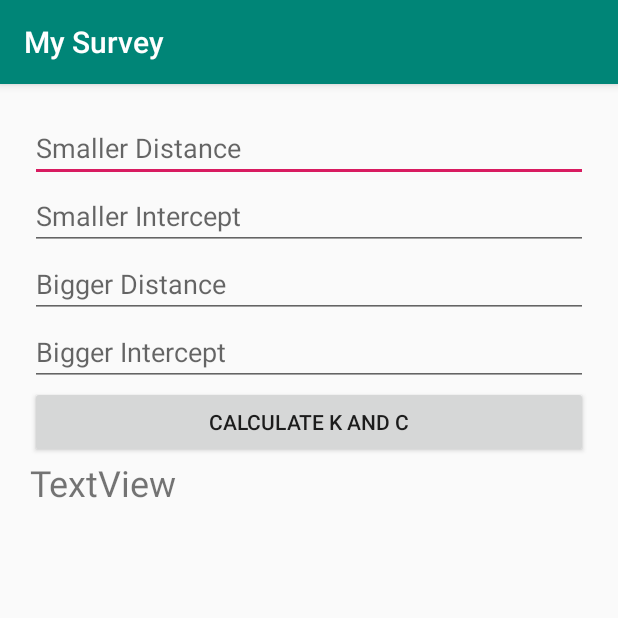
After one commit to coderzami/My-Survey, an Android app: the CalculateKandC screen opened directly, with no data from a screen before it, on a phone screen of 412 x 824 dp, the top half of it. The commit adds this screen. Run offline under Robolectric (Android 15) with nearby library versions, the phone set to English and light mode, and no system bars.

Commit message:
Tacheometry Survey and K and C calculation

```diff
--- a/app/src/main/AndroidManifest.xml
+++ b/app/src/main/AndroidManifest.xml
@@ -9,7 +9,9 @@
         android:roundIcon="@mipmap/ic_launcher_round"
         android:supportsRtl="true"
         android:theme="@style/AppTheme">
-        <activity android:name=".RiseAndFall"></activity>
+        <activity android:name=".tacheometry.CalculateKandC"></activity>
+        <activity android:name=".tacheometry.TacheometricSurvey" />
+        <activity android:name=".RiseAndFall" />
         <activity android:name=".LineOfCollimation" />
         <activity android:name=".RiseFall" />
         <activity android:name=".MidOrdinate" />
--- /dev/null
+++ b/app/src/main/java/com/teambrj/mysurvey/tacheometry/CalculateKandC.java
@@ -0,0 +1,91 @@
+package com.teambrj.mysurvey.tacheometry;
+
+import androidx.appcompat.app.AppCompatActivity;
+
+import android.os.Bundle;
+import android.view.View;
+import android.widget.Button;
+import android.widget.EditText;
+import android.widget.TextView;
+
+import com.teambrj.mysurvey.R;
+
+import java.math.RoundingMode;
+import java.text.DecimalFormat;
+
+public class CalculateKandC extends AppCompatActivity {
+
+    EditText smallDistanceID;
+    EditText smallInterceptID;
+    EditText bigDistanceID;
+    EditText bigInterceptID;
+    Button calculateKCBtn;
+    TextView resultKCtv;
+
+    private void assignViews() {
+        smallDistanceID = (EditText) findViewById(R.id.smallDistanceID);
+        smallInterceptID = (EditText) findViewById(R.id.smallInterceptID);
+        bigDistanceID = (EditText) findViewById(R.id.bigDistanceID);
+        bigInterceptID = (EditText) findViewById(R.id.bigInterceptID);
+        calculateKCBtn = (Button) findViewById(R.id.calculateKCBtn);
+        resultKCtv = (TextView) findViewById(R.id.resultKCtv);
+    }
+
+
+    private Float mSmallDis;
+    private Float mSmallIntercept;
+    private Float mBigDis;
+    private Float mBigIntercept;
+
+    public static float mConstantK = 100;
+    public static float mConstantC = 0;
+
+
+    @Override
+    protected void onCreate(Bundle savedInstanceState) {
+        super.onCreate(savedInstanceState);
+        setContentView(R.layout.activity_calculate_kand_c);
+
+        assignViews();
+        calculateKCBtn.setOnClickListener(new View.OnClickListener() {
+            @Override
+            public void onClick(View v) {
+                CalculateKC();
+            }
+        });
+
+    }
+
+    private void CalculateKC() {
+        mSmallDis = Float.parseFloat(smallDistanceID.getText().toString());
+        mSmallIntercept = Float.parseFloat(smallInterceptID.getText().toString());
+        mBigDis = Float.parseFloat(bigDistanceID.getText().toString());
+        mBigIntercept = Float.parseFloat(bigInterceptID.getText().toString());
+
+        mConstantK = roundAvoid((mBigDis - mSmallDis)/(mBigIntercept - mSmallIntercept));
+
+        mConstantC = roundAvoid((mSmallDis*mBigIntercept - mBigDis*mSmallIntercept)/(mBigIntercept - mSmallIntercept));
+
+        resultKCtv.setText("Constant K equal to : "+mConstantK+"\n"+"Constant C equal to : "+mConstantC);
+    }
+
+    private float roundAvoid(float value) {
+        float formated;
+        DecimalFormat df =new DecimalFormat();
+        df.setMaximumFractionDigits(3);
+        df.setRoundingMode(RoundingMode.HALF_UP);
+        formated = Float.parseFloat(df.format(value));
+        return formated;
+    }
+
+    public float getValueOfK(){
+        float K = mConstantK;
+        return K;
+    }
+
+    public float getValueOfC(){
+        float C = mConstantC;
+        return C;
+    }
+
+}
--- /dev/null
+++ b/app/src/main/res/layout/activity_calculate_kand_c.xml
@@ -0,0 +1,59 @@
+<?xml version="1.0" encoding="utf-8"?>
+<LinearLayout xmlns:android="http://schemas.android.com/apk/res/android"
+    xmlns:app="http://schemas.android.com/apk/res-auto"
+    xmlns:tools="http://schemas.android.com/tools"
+    android:layout_width="match_parent"
+    android:layout_height="match_parent"
+    android:orientation="vertical"
+    android:padding="20sp"
+    tools:context=".tacheometry.CalculateKandC">
+
+
+    <EditText
+        android:id="@+id/smallDistanceID"
+        android:layout_width="match_parent"
+        android:layout_height="wrap_content"
+        android:ems="10"
+        android:inputType="numberDecimal|numberSigned"
+        android:hint="Smaller Distance" />
+
+    <EditText
+        android:id="@+id/smallInterceptID"
+        android:layout_width="match_parent"
+        android:layout_height="wrap_content"
+        android:ems="10"
+        android:inputType="numberDecimal|numberSigned"
+        android:hint="Smaller Intercept" />
+    <EditText
+        android:id="@+id/bigDistanceID"
+        android:layout_width="match_parent"
+        android:layout_height="wrap_content"
+        android:ems="10"
+        android:inputType="numberDecimal|numberSigned"
+        android:hint="Bigger Distance" />
+
+    <EditText
+        android:id="@+id/bigInterceptID"
+        android:layout_width="match_parent"
+        android:layout_height="wrap_content"
+        android:ems="10"
+        android:inputType="numberDecimal|numberSigned"
+        android:hint="Bigger Intercept" />
+
+    <Button
+        android:id="@+id/calculateKCBtn"
+        android:layout_width="match_parent"
+        android:layout_height="wrap_content"
+        android:text="Calculate K and C" />
+
+    <TextView
+        android:id="@+id/resultKCtv"
+        android:layout_width="match_parent"
+        android:layout_height="wrap_content"
+        android:lines="2"
+        android:maxLines="10"
+        android:text="TextView"
+        android:textSize="24sp" />
+
+
+</LinearLayout>
--- a/app/src/main/res/layout/activity_main.xml
+++ b/app/src/main/res/layout/activity_main.xml
@@ -40,6 +40,12 @@
             android:text="Rise and Fall"
             android:id="@+id/riseAndFallBtnId"/>
 
+        <Button
+            android:layout_width="match_parent"
+            android:layout_height="wrap_content"
+            android:text="Tacheometric Survey"
+            android:id="@+id/tacheometryBtnId"/>
+
 
     </LinearLayout>
 
```
Also changed, not shown: app/src/main/java/com/teambrj/mysurvey/MainActivity.java (+16 -0 lines), app/src/main/java/com/teambrj/mysurvey/tacheometry/TacheometricSurvey.java (added, +35 -0 lines), app/src/main/res/layout/activity_tacheometric_survey.xml (added, +29 -0 lines).
